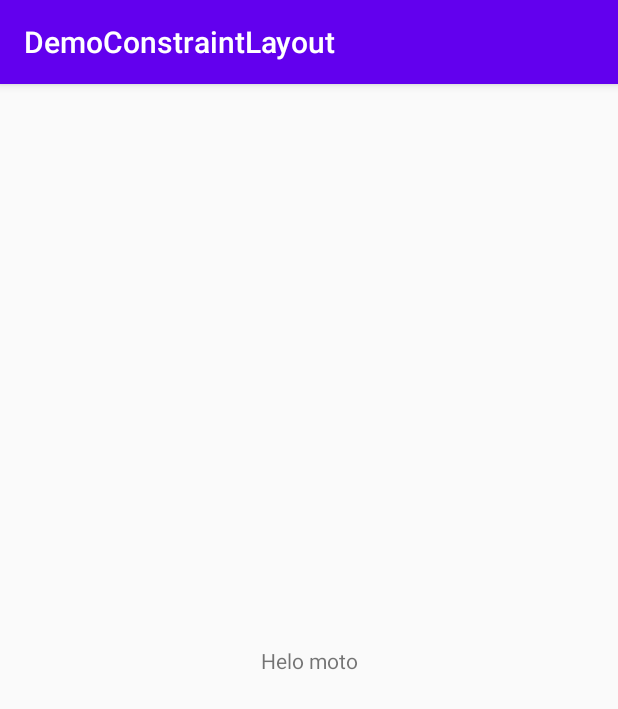
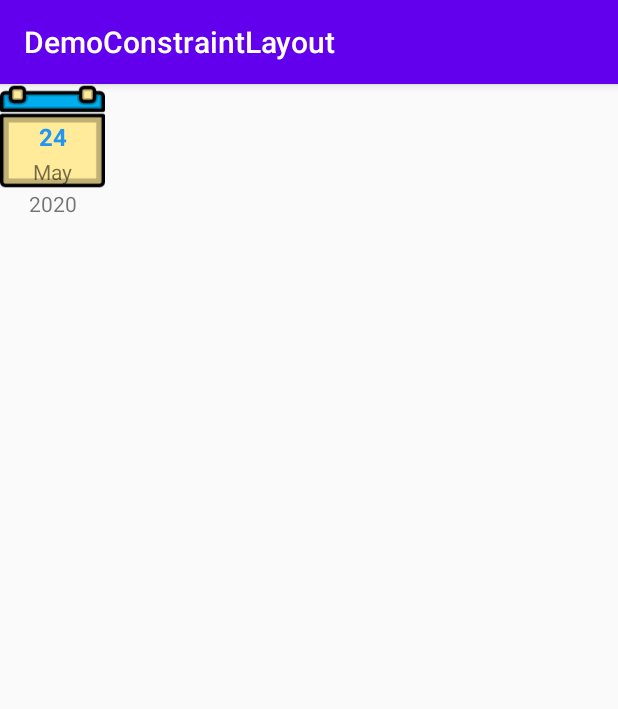
Before and after one commit to trunghaudinh/demo-constraints-layout, an Android app: the screen it shows after launch (MainActivity), on a phone screen of 412 x 824 dp. Shown: the top 709 px of the screen. Run offline under Robolectric (Android 15) with nearby library versions, the phone set to English and light mode, and no system bars.

Commit message:
Create layout calendar

```diff
--- a/app/src/main/res/layout/activity_main.xml
+++ b/app/src/main/res/layout/activity_main.xml
@@ -6,13 +6,51 @@
     android:layout_height="match_parent"
     tools:context=".MainActivity">
 
-    <TextView
+
+    <!--Group calendar-->
+    <androidx.constraintlayout.widget.Group
+        android:id="@+id/groupCalendar"
         android:layout_width="wrap_content"
         android:layout_height="wrap_content"
-        android:text="Helo moto"
-        app:layout_constraintBottom_toBottomOf="parent"
+        app:constraint_referenced_ids="imvCalendar,tvDay,tvMonth,tvYear"/>
+    <ImageView
+        android:id="@+id/imvCalendar"
+        android:layout_width="70dp"
+        android:layout_height="70dp"
         app:layout_constraintLeft_toLeftOf="parent"
-        app:layout_constraintRight_toRightOf="parent"
-        app:layout_constraintTop_toTopOf="parent" />
+        app:layout_constraintTop_toTopOf="parent"
+        android:background="@drawable/icon_item_diary"/>
+    <TextView
+        android:id="@+id/tvDay"
+        android:text="24"
+        android:textColor="#2196F3"
+        android:layout_width="wrap_content"
+        android:layout_height="wrap_content"
+        android:textStyle="bold"
+        android:textSize="16sp"
+        app:layout_constraintTop_toTopOf="@id/imvCalendar"
+        app:layout_constraintLeft_toLeftOf="@id/imvCalendar"
+        app:layout_constraintRight_toRightOf="@id/imvCalendar"
+        app:layout_constraintBottom_toBottomOf="@id/imvCalendar"/>
+    <TextView
+        android:id="@+id/tvMonth"
+        android:text="May"
+        android:layout_width="wrap_content"
+        android:layout_height="wrap_content"
+        app:layout_constraintTop_toBottomOf="@id/tvDay"
+        app:layout_constraintLeft_toLeftOf="@id/imvCalendar"
+        app:layout_constraintRight_toRightOf="@id/imvCalendar"
+        app:layout_constraintBottom_toBottomOf="@id/imvCalendar"/>
+    <TextView
+        android:id="@+id/tvYear"
+        android:text="2020"
+        android:layout_width="wrap_content"
+        android:layout_height="wrap_content"
+        app:layout_constraintLeft_toLeftOf="@id/imvCalendar"
+        app:layout_constraintTop_toBottomOf="@id/imvCalendar"
+        app:layout_constraintRight_toRightOf="@id/imvCalendar"/>
+
+
+
 
 </androidx.constraintlayout.widget.ConstraintLayout>
```
Also changed, not shown: app/src/main/res/drawable-v24/icon_item_diary.png (added), app/src/main/res/drawable-v24/img_star.png (added).
